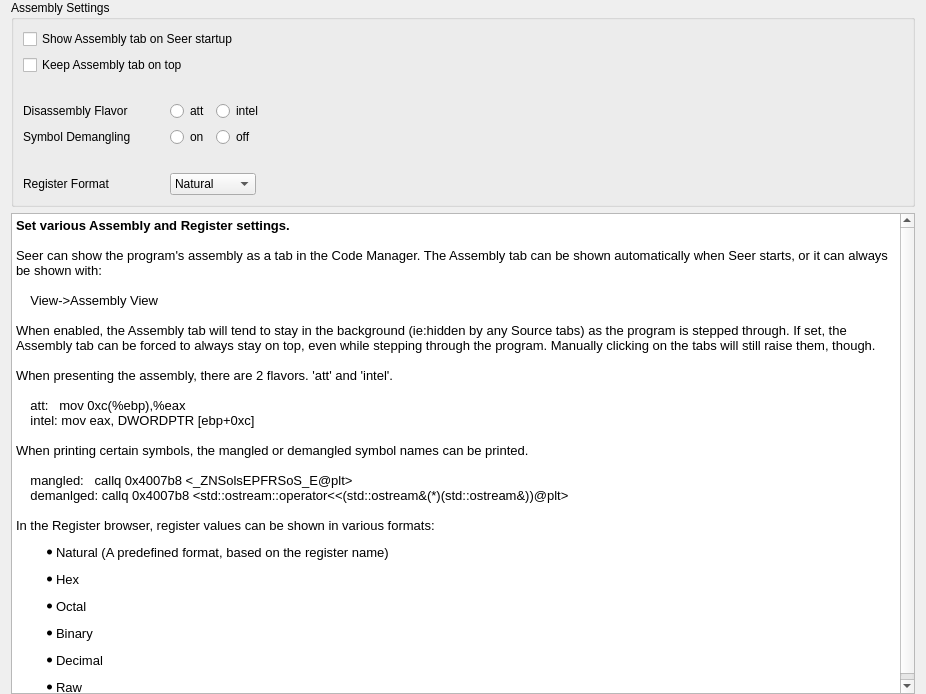
Before: the Qt Designer form src/SeerAssemblyConfigPage.ui in epasveer/seer, drawn with Qt 5.
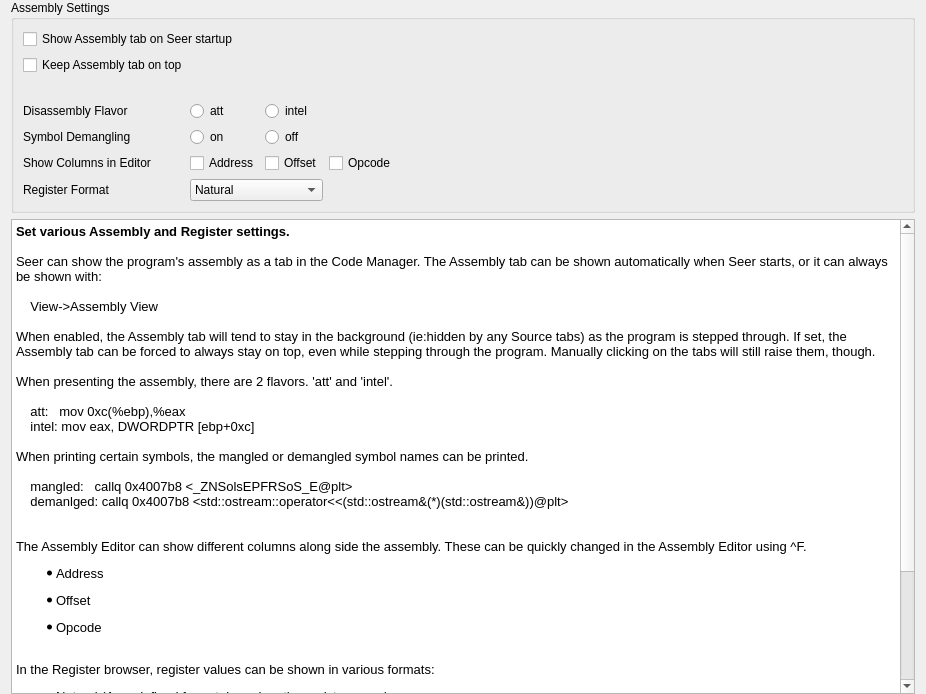
After: the same form once the commit is applied.

Commit message: Finish changes for configuring assembly columns (address, offset, opcodes)

Diff of the .ui file:
```diff
--- a/src/SeerAssemblyConfigPage.ui
+++ b/src/SeerAssemblyConfigPage.ui
@@ -200,22 +200,6 @@
         </property>
        </spacer>
       </item>
-      <item row="5" column="4" colspan="2">
-       <spacer name="verticalSpacer_2">
-        <property name="orientation">
-         <enum>Qt::Vertical</enum>
-        </property>
-        <property name="sizeType">
-         <enum>QSizePolicy::Fixed</enum>
-        </property>
-        <property name="sizeHint" stdset="0">
-         <size>
-          <width>20</width>
-          <height>20</height>
-         </size>
-        </property>
-       </spacer>
-      </item>
       <item row="6" column="0">
        <widget class="QLabel" name="registerFormatLabel">
         <property name="text">
@@ -289,6 +273,47 @@
         </property>
        </spacer>
       </item>
+      <item row="5" column="0">
+       <widget class="QLabel" name="showColumnsLabel">
+        <property name="text">
+         <string>Show Columns in Editor</string>
+        </property>
+       </widget>
+      </item>
+      <item row="5" column="2">
+       <widget class="QCheckBox" name="showAddressCheckBox">
+        <property name="text">
+         <string>Address</string>
+        </property>
+       </widget>
+      </item>
+      <item row="5" column="3">
+       <widget class="QCheckBox" name="showOffsetCheckBox">
+        <property name="text">
+         <string>Offset</string>
+        </property>
+       </widget>
+      </item>
+      <item row="5" column="4">
+       <widget class="QCheckBox" name="showOpcodeCheckBox">
+        <property name="text">
+         <string>Opcode</string>
+        </property>
+       </widget>
+      </item>
+      <item row="5" column="1">
+       <spacer name="horizontalSpacer">
+        <property name="orientation">
+         <enum>Qt::Horizontal</enum>
+        </property>
+        <property name="sizeHint" stdset="0">
+         <size>
+          <width>40</width>
+          <height>20</height>
+         </size>
+        </property>
+       </spacer>
+      </item>
      </layout>
     </widget>
    </item>
@@ -315,6 +340,12 @@
 &lt;p style=&quot;-qt-paragraph-type:empty; margin-top:0px; margin-bottom:0px; margin-left:0px; margin-right:0px; -qt-block-indent:0; text-indent:0px;&quot;&gt;&lt;br /&gt;&lt;/p&gt;
 &lt;p style=&quot; margin-top:0px; margin-bottom:0px; margin-left:0px; margin-right:0px; -qt-block-indent:0; text-indent:0px;&quot;&gt;&lt;span style=&quot; font-family:'Monospace';&quot;&gt;    mangled:   callq 0x4007b8 &amp;lt;_ZNSolsEPFRSoS_E@plt&amp;gt;&lt;br /&gt;    demanlged: callq 0x4007b8 &amp;lt;std::ostream::operator&amp;lt;&amp;lt;(std::ostream&amp;amp;(*)(std::ostream&amp;amp;))@plt&amp;gt;&lt;/span&gt;&lt;/p&gt;
 &lt;p style=&quot;-qt-paragraph-type:empty; margin-top:0px; margin-bottom:0px; margin-left:0px; margin-right:0px; -qt-block-indent:0; text-indent:0px; font-family:'Monospace';&quot;&gt;&lt;br /&gt;&lt;/p&gt;
+&lt;p style=&quot;-qt-paragraph-type:empty; margin-top:0px; margin-bottom:0px; margin-left:0px; margin-right:0px; -qt-block-indent:0; text-indent:0px; font-family:'Monospace';&quot;&gt;&lt;br /&gt;&lt;/p&gt;
+&lt;p style=&quot; margin-top:0px; margin-bottom:0px; margin-left:0px; margin-right:0px; -qt-block-indent:0; text-indent:0px;&quot;&gt;&lt;span style=&quot; font-family:'Monospace';&quot;&gt;The Assembly Editor can show different columns along side the assembly. These can be quickly changed in the Assembly Editor using ^F.&lt;/span&gt;&lt;/p&gt;
+&lt;ul style=&quot;margin-top: 0px; margin-bottom: 0px; margin-left: 0px; margin-right: 0px; -qt-list-indent: 1;&quot;&gt;&lt;li style=&quot; background-color:transparent;&quot; style=&quot; margin-top:12px; margin-bottom:12px; margin-left:0px; margin-right:0px; -qt-block-indent:0; text-indent:0px;&quot;&gt;Address&lt;/li&gt;
+&lt;li style=&quot; background-color:transparent;&quot; style=&quot; margin-top:12px; margin-bottom:12px; margin-left:0px; margin-right:0px; -qt-block-indent:0; text-indent:0px;&quot;&gt;Offset&lt;/li&gt;
+&lt;li style=&quot; background-color:transparent;&quot; style=&quot; margin-top:12px; margin-bottom:12px; margin-left:0px; margin-right:0px; -qt-block-indent:0; text-indent:0px;&quot;&gt;Opcode&lt;/li&gt;&lt;/ul&gt;
+&lt;p style=&quot;-qt-paragraph-type:empty; margin-top:0px; margin-bottom:0px; margin-left:0px; margin-right:0px; -qt-block-indent:0; text-indent:0px;&quot;&gt;&lt;br /&gt;&lt;/p&gt;
 &lt;p style=&quot; margin-top:0px; margin-bottom:0px; margin-left:0px; margin-right:0px; -qt-block-indent:0; text-indent:0px;&quot;&gt;&lt;span style=&quot; background-color:transparent;&quot;&gt;In the Register browser, register values can be shown in various formats:&lt;/span&gt;&lt;/p&gt;
 &lt;ul style=&quot;margin-top: 0px; margin-bottom: 0px; margin-left: 0px; margin-right: 0px; -qt-list-indent: 1;&quot;&gt;&lt;li style=&quot;&quot; style=&quot; margin-top:12px; margin-bottom:12px; margin-left:0px; margin-right:0px; -qt-block-indent:0; text-indent:0px;&quot;&gt;&lt;span style=&quot; background-color:transparent;&quot;&gt;Natural (A predefined format, based on the register name)&lt;/span&gt;&lt;/li&gt;
 &lt;li style=&quot; background-color:transparent;&quot; style=&quot; margin-top:12px; margin-bottom:12px; margin-left:0px; margin-right:0px; -qt-block-indent:0; text-indent:0px;&quot;&gt;Hex&lt;/li&gt;
```
Left out of the diff: 15 changed lines with no effect on the pictures. The commit also changes 10 other files.
